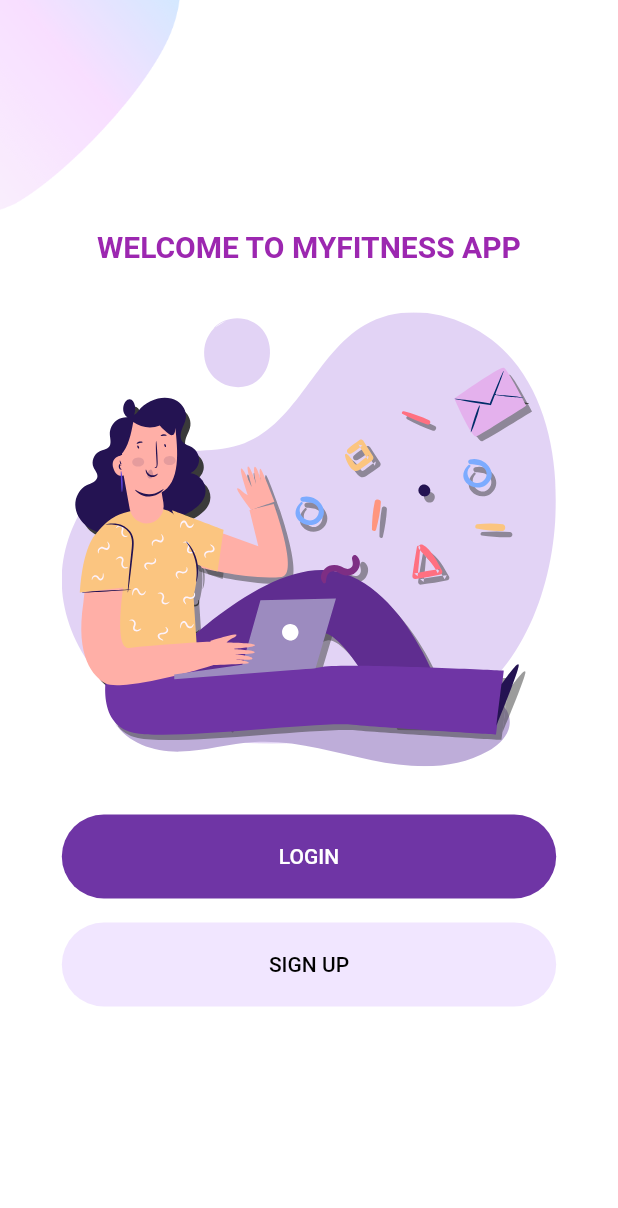
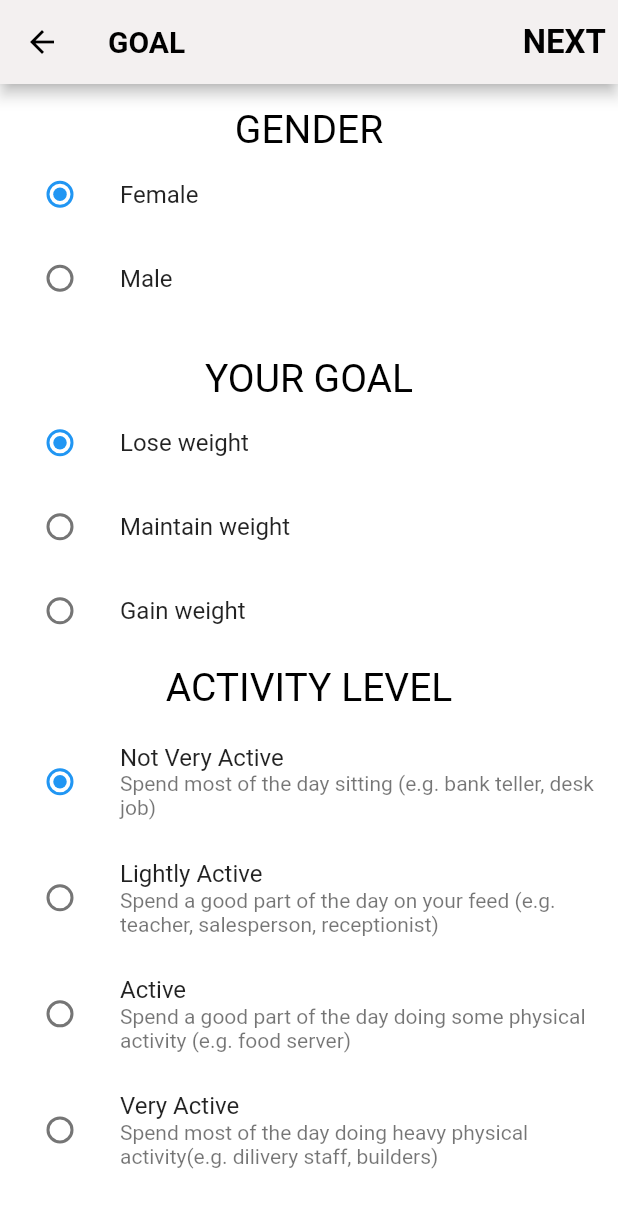
Before and after one commit to NVPhu103/fitness-app, a Flutter app: the screen it shows after launch, on a phone screen of 412 x 824 dp. Shown: the top 1208 px of the screen. Run offline on Flutter 3.47's test engine with Material 2 defaults, Android fonts, the phone set to English and light mode, and no system bars; our stand-ins replace flutter_svg, numberpicker; missing offline and left inert: dart:ffi.

Commit message:
bao cao tam

```diff
--- a/lib/main.dart
+++ b/lib/main.dart
@@ -1,4 +1,5 @@
 import 'package:fitness_app/screen/Welcome/welcome_screen.dart';
+import 'package:fitness_app/screen/goal/set_goal_screen_1.dart';
 import 'package:fitness_app/utilities/constants.dart';
 import 'package:flutter/material.dart';
 
@@ -39,7 +40,7 @@ class MyApp extends StatelessWidget {
               borderSide: BorderSide.none,
             ),
           )),
-      home: const WelcomeScreen(),
+      home: const SetGoalScreen1(userId: "fc38cee7-ced2-4049-a106-8354c49ca3ae",),
     );
   }
 }
--- /dev/null
+++ b/lib/screen/goal/components/UserProfile.dart
@@ -0,0 +1,28 @@
+// import 'dart:ffi';
+
+import 'dart:ffi';
+
+class UserProfile {
+  String userId;  //have
+  String gender;  //have
+  Float currentWeight;
+  Float height;
+  Float desiredWeight;
+  int yearOfBirth;
+  String activityLevel; //have
+
+
+  UserProfile(this.userId, this.gender, this.currentWeight, this.height,
+      this.desiredWeight, this.yearOfBirth, this.activityLevel);
+
+}
+
+
+// ignore: constant_identifier_names
+enum Gender { Female, Male }
+
+// ignore: constant_identifier_names
+enum ActivityLevel { NOT_VERY_ACTIVE, LIGHTLY_ACTIVE, ACTIVE, VERY_ACTIVE }
+
+// ignore: constant_identifier_names
+enum Goal { LOSE_WEIGHT, MAINTAIN_WEIGHT, GAIN_WEIGHT }
--- /dev/null
+++ b/lib/screen/goal/set_goal_screen_1.dart
@@ -0,0 +1,243 @@
+import 'package:fitness_app/screen/goal/components/UserProfile.dart';
+import 'package:fitness_app/screen/goal/set_goal_screen_2.dart';
+import 'package:flutter/material.dart';
+
+
+// ignore: must_be_immutable
+class SetGoalScreen1 extends StatefulWidget {
+  final String userId;
+
+  const SetGoalScreen1({super.key, required this.userId});
+
+  @override
+  // ignore: no_logic_in_create_state
+  State<SetGoalScreen1> createState() => _SetGoalScreen1State(userId);
+}
+
+class _SetGoalScreen1State extends State<SetGoalScreen1> {
+  final String userId;
+  Gender? _gender = Gender.Female;
+  ActivityLevel? _activityLevel = ActivityLevel.NOT_VERY_ACTIVE;
+  Goal? _goal = Goal.LOSE_WEIGHT;
+
+  _SetGoalScreen1State(this.userId);
+
+  @override
+  Widget build(BuildContext context) {
+    Size size = MediaQuery.of(context).size;
+    return Scaffold(
+      appBar: AppBar(
+        backgroundColor: const Color.fromARGB(255, 243, 240, 240),
+        leading: IconButton(
+          icon: const Icon(
+            Icons.arrow_back,
+            color: Colors.black,
+          ),
+          onPressed: () => {Navigator.of(context).pop()},
+        ),
+        title: const Text(
+          "GOAL",
+          style: TextStyle(color: Colors.black, fontWeight: FontWeight.bold),
+        ),
+        actions: <Widget>[
+          TextButton(
+            style: TextButton.styleFrom(
+                textStyle: const TextStyle(
+                    fontSize: 22,
+                    color: Colors.black,
+                    fontWeight: FontWeight.bold)),
+            child: const Text(
+              "NEXT",
+              style: TextStyle(color: Colors.black),
+            ),
+            onPressed: () => {
+              Navigator.push(
+                  context,
+                  MaterialPageRoute(
+                      builder: (context) => SetGoalScreen2(
+                            userId: userId,
+                            gender: _gender.toString(),
+                            goal: _goal.toString(),
+                            activityLevel: _activityLevel.toString(),
+                          ))),
+            },
+          ),
+        ],
+      ),
+      body: Column(
+        children: [
+          // GENDER
+          Container(
+            height: size.height * 0.21,
+            color: Colors.white,
+            child: Column(
+              mainAxisAlignment: MainAxisAlignment.center,
+              crossAxisAlignment: CrossAxisAlignment.center,
+              children: <Widget>[
+                const Text(
+                  "GENDER",
+                  style: TextStyle(
+                      color: Colors.black,
+                      fontSize: 26,
+                      fontWeight: FontWeight.normal),
+                ),
+                ListTile(
+                  title: const Text('Female'),
+                  leading: Radio<Gender>(
+                    value: Gender.Female,
+                    groupValue: _gender,
+                    onChanged: (Gender? value) {
+                      setState(() {
+                        _gender = value;
+                      });
+                    },
+                  ),
+                ),
+                ListTile(
+                  title: const Text('Male'),
+                  leading: Radio<Gender>(
+                    value: Gender.Male,
+                    groupValue: _gender,
+                    onChanged: (Gender? value) {
+                      setState(() {
+                        _gender = value;
+                      });
+                    },
+                  ),
+                ),
+              ],
+            ),
+          ),
+          // GOAL
+          Container(
+            height: size.height * 0.26,
+            color: Colors.white,
+            child: Column(
+              mainAxisAlignment: MainAxisAlignment.center,
+              crossAxisAlignment: CrossAxisAlignment.center,
+              children: <Widget>[
+                const Text(
+                  "YOUR GOAL",
+                  style: TextStyle(
+                      color: Colors.black,
+                      fontSize: 26,
+                      fontWeight: FontWeight.normal),
+                ),
+                ListTile(
+                  title: const Text('Lose weight'),
+                  leading: Radio<Goal>(
+                    value: Goal.LOSE_WEIGHT,
+                    groupValue: _goal,
+                    onChanged: (Goal? value) {
+                      setState(() {
+                        _goal = value;
+                      });
+                    },
+                  ),
+                ),
+                ListTile(
+                  title: const Text('Maintain weight'),
+                  leading: Radio<Goal>(
+                    value: Goal.MAINTAIN_WEIGHT,
+                    groupValue: _goal,
+                    onChanged: (Goal? value) {
+                      setState(() {
+                        _goal = value;
+                      });
+                    },
+                  ),
+                ),
+                ListTile(
+                  title: const Text('Gain weight'),
+                  leading: Radio<Goal>(
+                    value: Goal.GAIN_WEIGHT,
+                    groupValue: _goal,
+                    onChanged: (Goal? value) {
+                      setState(() {
+                        _goal = value;
+                      });
+                    },
+                  ),
+                ),
+              ],
+            ),
+          ),
+          // ACTIVITY LEVEL
+          Container(
+            height: size.height * 0.412,
+            color: Colors.white,
+            child: Column(
+              mainAxisAlignment: MainAxisAlignment.spaceBetween,
+              crossAxisAlignment: CrossAxisAlignment.center,
+              children: <Widget>[
+                const Text(
+                  "ACTIVITY LEVEL",
+                  style: TextStyle(
+                      color: Colors.black,
+                      fontSize: 26,
+                      fontWeight: FontWeight.normal),
+                ),
+                ListTile(
+                  title: const Text('Not Very Active'),
+                  subtitle: const Text(
+                      "Spend most of the day sitting (e.g. bank teller, desk job)"),
+                  leading: Radio<ActivityLevel>(
+                    value: ActivityLevel.NOT_VERY_ACTIVE,
+                    groupValue: _activityLevel,
+                    onChanged: (ActivityLevel? value) {
+                      setState(() {
+                        _activityLevel = value;
+                      });
+                    },
+                  ),
+                ),
+                ListTile(
+                  title: const Text('Lightly Active'),
+                  subtitle: const Text(
+                      "Spend a good part of the day on your feed (e.g. teacher, salesperson, receptionist)"),
+                  leading: Radio<ActivityLevel>(
+                    value: ActivityLevel.LIGHTLY_ACTIVE,
+                    groupValue: _activityLevel,
+                    onChanged: (ActivityLevel? value) {
+                      setState(() {
+                        _activityLevel = value;
+                      });
+                    },
+                  ),
+                ),
+                ListTile(
+                  title: const Text('Active'),
+                  subtitle: const Text(
+                      "Spend a good part of the day doing some physical activity (e.g. food server)"),
+                  leading: Radio<ActivityLevel>(
+                    value: ActivityLevel.ACTIVE,
+                    groupValue: _activityLevel,
+                    onChanged: (ActivityLevel? value) {
+                      setState(() {
+                        _activityLevel = value;
+                      });
+                    },
+                  ),
+                ),
+                ListTile(
+                  title: const Text('Very Active'),
+                  subtitle: const Text(
+                      "Spend most of the day doing heavy physical activity(e.g. dilivery staff, builders)"),
+                  leading: Radio<ActivityLevel>(
+                    value: ActivityLevel.VERY_ACTIVE,
+                    groupValue: _activityLevel,
+                    onChanged: (ActivityLevel? value) {
+                      setState(() {
+                        _activityLevel = value;
+                      });
+                    },
+                  ),
+                ),
+              ],
+            ),
+          ),
+        ],
+      ),
+    );
+  }
+}
--- a/pubspec.yaml
+++ b/pubspec.yaml
@@ -25,6 +25,8 @@ dependencies:
   flutter:
     sdk: flutter
   http: ^0.13.5
+  numberpicker: ^2.1.2
+  horizontal_picker: ^1.2.0
   # The following adds the Cupertino Icons font to your application.
   # Use with the CupertinoIcons class for iOS style icons.
   cupertino_icons: ^1.0.5
```
Also changed, not shown: lib/screen/goal/set_goal_screen_2.dart (added, +333 -0 lines), pubspec.lock, 1 other file.
